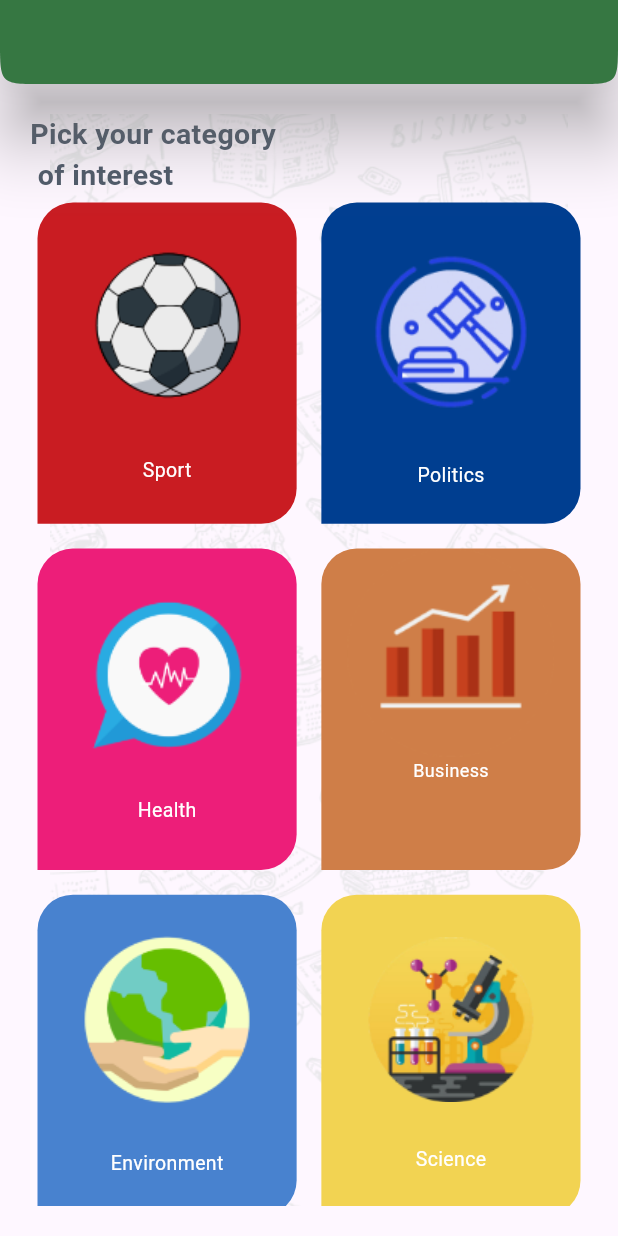
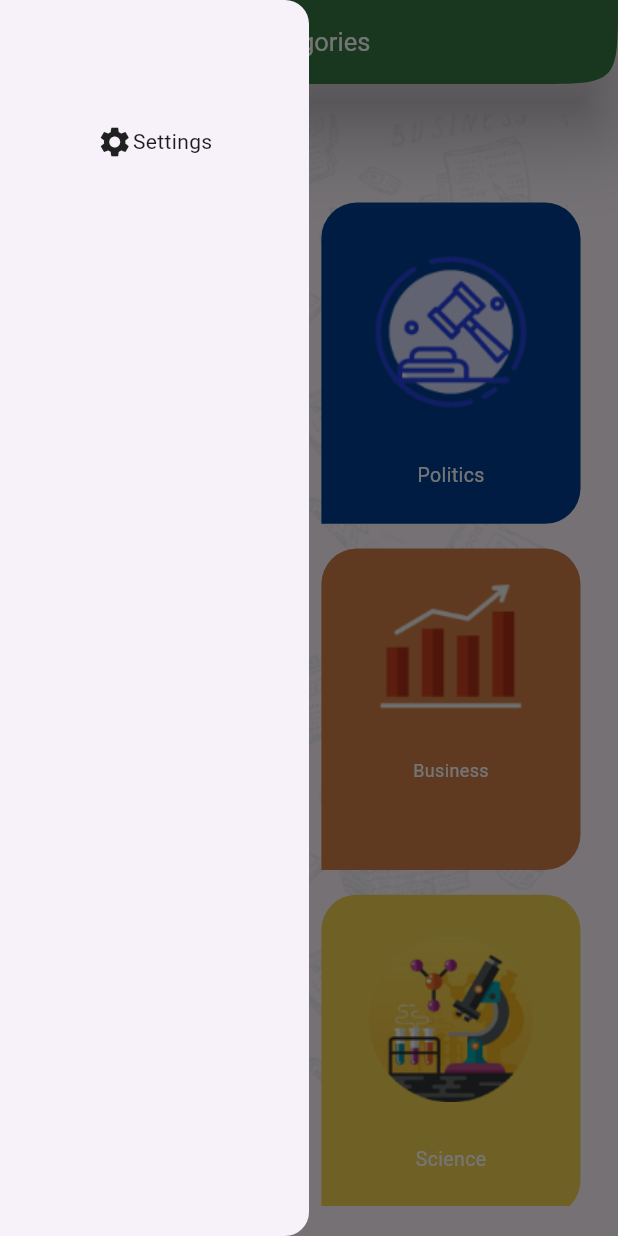
Before and after one commit to pgd8/news_app, a Flutter app: the screen it shows after launch, with the side drawer open (before the commit the screen has no drawer), on a phone screen of 412 x 824 dp. Run offline on Flutter 3.47's test engine with Material 3 defaults, Android fonts, the phone set to English and light mode, and no system bars; our stand-ins replace flutter_screenutil.

Commit message:
Drawer created and Settings Screen and Settings Button

```diff
--- a/lib/Screens/Home_Screen/category_item.dart
+++ b/lib/Screens/Home_Screen/category_item.dart
@@ -20,10 +20,10 @@ class CategoryItem extends StatelessWidget {
   @override
   Widget build(BuildContext context) {
     ScreenUtil.init(context, designSize: const Size(412, 870));
-    if(model.categoryName == titles[0]){
+    if (model.categoryName == titles[0]) {
       return Container(
         decoration: BoxDecoration(
-          color: Color(0xffC91C22),
+          color: const Color(0xffC91C22),
           borderRadius: BorderRadius.only(
               topLeft: Radius.circular(25.r),
               topRight: Radius.circular(25.r),
@@ -41,10 +41,10 @@ class CategoryItem extends StatelessWidget {
         ),
       );
     }
-    if(model.categoryName == titles[1]){
+    if (model.categoryName == titles[1]) {
       return Container(
         decoration: BoxDecoration(
-          color: Color(0xff003E90),
+          color: const Color(0xff003E90),
           borderRadius: BorderRadius.only(
               topLeft: Radius.circular(25.r),
               topRight: Radius.circular(25.r),
@@ -62,10 +62,10 @@ class CategoryItem extends StatelessWidget {
         ),
       );
     }
-    if(model.categoryName == titles[2]){
+    if (model.categoryName == titles[2]) {
       return Container(
         decoration: BoxDecoration(
-          color: Color(0xffED1E79),
+          color: const Color(0xffED1E79),
           borderRadius: BorderRadius.only(
               topLeft: Radius.circular(25.r),
               topRight: Radius.circular(25.r),
@@ -83,10 +83,10 @@ class CategoryItem extends StatelessWidget {
         ),
       );
     }
-    if(model.categoryName == titles[3]){
+    if (model.categoryName == titles[3]) {
       return Container(
         decoration: BoxDecoration(
-          color: Color(0xffCF7E48),
+          color: const Color(0xffCF7E48),
           borderRadius: BorderRadius.only(
               topLeft: Radius.circular(25.r),
               topRight: Radius.circular(25.r),
@@ -103,10 +103,10 @@ class CategoryItem extends StatelessWidget {
         ),
       );
     }
-    if(model.categoryName == titles[4]){
+    if (model.categoryName == titles[4]) {
       return Container(
         decoration: BoxDecoration(
-          color: Color(0xff4882CF),
+          color: const Color(0xff4882CF),
           borderRadius: BorderRadius.only(
               topLeft: Radius.circular(25.r),
               topRight: Radius.circular(25.r),
@@ -124,10 +124,10 @@ class CategoryItem extends StatelessWidget {
         ),
       );
     }
-    if(model.categoryName == titles[5]){
+    if (model.categoryName == titles[5]) {
       return Container(
         decoration: BoxDecoration(
-          color: Color(0xffF2D352),
+          color: const Color(0xffF2D352),
           borderRadius: BorderRadius.only(
               topLeft: Radius.circular(25.r),
               topRight: Radius.circular(25.r),
--- a/lib/Screens/Home_Screen/home_screen.dart
+++ b/lib/Screens/Home_Screen/home_screen.dart
@@ -1,20 +1,25 @@
 import 'package:flutter/Material.dart';
-import 'package:flutter/cupertino.dart';
 import 'package:flutter/material.dart';
 import 'package:flutter_screenutil/flutter_screenutil.dart';
 import 'package:newsapp/Models/category_model.dart';
 import 'package:newsapp/Screens/Home_Screen/category_item.dart';
 import 'package:newsapp/Shared_Components/background.dart';
-import 'package:newsapp/Shared_Components/logo.dart';
+import 'package:newsapp/Shared_Components/Shared_Drawer/shared_drawer.dart';
 
 class HomeScreen extends StatelessWidget {
   static const String routeName = "HomeScreen";
 
+  HomeScreen({super.key});
+
   @override
   Widget build(BuildContext context) {
     ScreenUtil.init(context, designSize: const Size(412, 870));
-    return Scaffold(
-      appBar: AppBar(),
+    return SafeArea(
+      child: Scaffold(
+        drawer: const SharedDrawer(),
+        appBar: AppBar(
+          title: const Text("Categories"),
+        ),
         extendBody: true,
         body: Padding(
           padding: const EdgeInsets.all(20.0),
@@ -42,12 +47,12 @@ class HomeScreen extends StatelessWidget {
                         mainAxisSpacing: 0.02.sh,
                       ),
                       children: categoriies,
-
                     ),
                   ),
                 ],
               ),
             ],
+          ),
         ),
       ),
     );
@@ -68,7 +73,8 @@ class HomeScreen extends StatelessWidget {
             categoryName: "Business", imagePath: "assets/images/bussines.png")),
     CategoryItem(
         model: CategoryModel(
-            categoryName: "Environment", imagePath: "assets/images/environment.png")),
+            categoryName: "Environment",
+            imagePath: "assets/images/environment.png")),
     CategoryItem(
         model: CategoryModel(
             categoryName: "Science", imagePath: "assets/images/science.png")),
--- /dev/null
+++ b/lib/Shared_Components/Shared_Drawer/settings_button.dart
@@ -0,0 +1,20 @@
+import 'package:flutter/Material.dart';
+import 'package:newsapp/Screens/Settings_Screen/settings_screen.dart';
+
+class SettingsButton extends StatelessWidget {
+  const SettingsButton({super.key});
+
+  @override
+  Widget build(BuildContext context) {
+    return InkWell(
+      child: Row(
+        mainAxisAlignment: MainAxisAlignment.center,
+        children: [Icon(Icons.settings), Text("Settings")],
+      ),
+      onTap: (){
+        Navigator.pop(context);
+        Navigator.pushNamed(context, SettingsScreen.routeName);
+      },
+    );
+  }
+}
--- /dev/null
+++ b/lib/Shared_Components/Shared_Drawer/shared_drawer.dart
@@ -0,0 +1,24 @@
+import 'package:flutter/Material.dart';
+import 'package:flutter/material.dart';
+import 'package:flutter_screenutil/flutter_screenutil.dart';
+import 'package:newsapp/Shared_Components/Shared_Drawer/settings_button.dart';
+
+class SharedDrawer extends StatelessWidget {
+  const SharedDrawer({super.key});
+
+  @override
+  Widget build(BuildContext context) {
+    ScreenUtil.init(context, designSize: const Size(412, 870));
+    return Drawer(
+      width: 0.5.sw,
+      child: Column(
+        children: [
+          SizedBox(
+            height: 0.1.sh,
+          ),
+          SettingsButton(),
+        ],
+      ),
+    );
+  }
+}
--- a/lib/Shared_Components/logo.dart
+++ b/lib/Shared_Components/logo.dart
@@ -9,7 +9,10 @@ class Logo extends StatelessWidget {
   Widget build(BuildContext context) {
     return Container(
       alignment: Alignment.center,
-      child: Image.asset(imagePath,fit: BoxFit.fill,),
+      child: Image.asset(
+        imagePath,
+        fit: BoxFit.fill,
+      ),
     );
   }
 }
--- a/lib/my_app/my_app.dart
+++ b/lib/my_app/my_app.dart
@@ -1,10 +1,12 @@
 import 'package:flutter/material.dart';
 import 'package:flutter_screenutil/flutter_screenutil.dart';
 import 'package:newsapp/Screens/Home_Screen/home_screen.dart';
+import 'package:newsapp/Screens/News_Screen/news_screen.dart';
+import 'package:newsapp/Screens/Settings_Screen/settings_screen.dart';
 import 'package:newsapp/Screens/Splash_Screen/splash_screen.dart';
 import 'package:newsapp/my_app/my_theme.dart';
 
-class MyApp extends StatelessWidget{
+class MyApp extends StatelessWidget {
   @override
   Widget build(BuildContext context) {
     return ScreenUtilInit(
@@ -18,11 +20,12 @@ class MyApp extends StatelessWidget{
         theme: MyTheme.lightTheme,
         initialRoute: SplashScreen.routeName,
         routes: {
-          SplashScreen.routeName : (context) => SplashScreen(),
-          HomeScreen.routeName : (context) => HomeScreen(),
+          SplashScreen.routeName: (context) => SplashScreen(),
+          HomeScreen.routeName: (context) => HomeScreen(),
+          NewsScreen.routeName: (context) => const NewsScreen(),
+          SettingsScreen.routeName : (context)=> const SettingsScreen()
         },
       ),
     );
   }
-
 }
--- a/lib/my_app/my_theme.dart
+++ b/lib/my_app/my_theme.dart
@@ -1,8 +1,7 @@
-
 import 'package:flutter/material.dart';
 import 'package:flutter_screenutil/flutter_screenutil.dart';
 
-class MyTheme{
+class MyTheme {
   static Color primaryColor = Colors.green.shade800;
   static Color secondaryColor = Colors.black;
   static ThemeData lightTheme = ThemeData(
@@ -10,15 +9,14 @@ class MyTheme{
         backgroundColor: primaryColor,
         shape: ContinuousRectangleBorder(
           borderRadius: BorderRadius.only(
-          bottomRight: Radius.circular(30.r),
-          bottomLeft: Radius.circular(30.r),
-        )
+            bottomLeft: Radius.circular(300.r),
+            bottomRight: Radius.circular(300.r)
+          ),
         ),
         centerTitle: true,
-      titleTextStyle: const TextStyle(color: Colors.white),
+        titleTextStyle: TextStyle(color: Colors.white,fontSize: 17.sp),
         iconTheme: const IconThemeData(color: Colors.white),
         elevation: 20,
-      shadowColor: Colors.grey
-    ),
+        shadowColor: Colors.grey),
   );
 }
```
Also changed, not shown: lib/Screens/News_Screen/news_screen.dart (added, +12 -0 lines), lib/Screens/Settings_Screen/settings_screen.dart (added, +26 -0 lines). Lines whose indentation alone changed are shown as unchanged.
